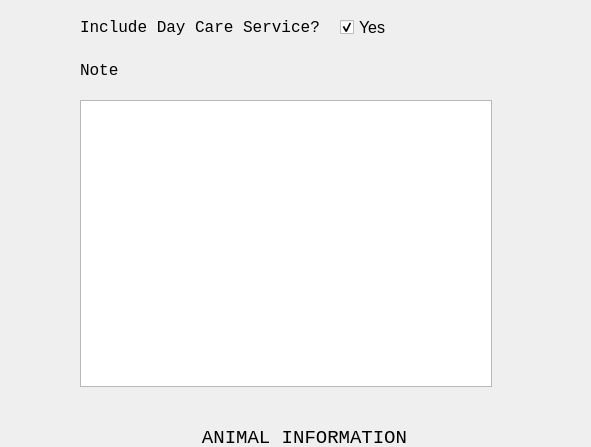
Before: the Qt Designer form AppointmentCreateUI.ui in ASNaeem/Simple-VCMS, drawn with Qt 5; both pictures show x 437 to 1028 and y 138 to 585 of the 1028 by 1067 pixel window.
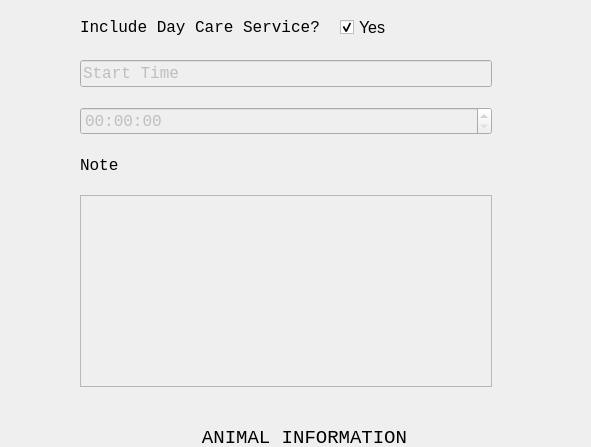
After: the same form once the commit is applied.

Commit message: create_appointment maybe done.. check

```diff
--- a/AppointmentCreateUI.ui
+++ b/AppointmentCreateUI.ui
@@ -325,7 +325,7 @@
          </spacer>
         </item>
         <item>
-         <layout class="QGridLayout" name="gridLayout_Day_care" rowstretch="0,0,0,0,0" columnstretch="4,0">
+         <layout class="QGridLayout" name="gridLayout_Day_care" rowstretch="0,0,0,0,0,0" columnstretch="4,0">
           <property name="leftMargin">
            <number>0</number>
           </property>
@@ -338,32 +338,6 @@
           <property name="verticalSpacing">
            <number>20</number>
           </property>
-          <item row="3" column="0">
-           <widget class="QLabel" name="label_20">
-            <property name="font">
-             <font>
-              <family>Courier New</family>
-              <pointsize>12</pointsize>
-             </font>
-            </property>
-            <property name="text">
-             <string>Note</string>
-            </property>
-           </widget>
-          </item>
-          <item row="3" column="1">
-           <spacer name="horizontalSpacer_2">
-            <property name="orientation">
-             <enum>Qt::Horizontal</enum>
-            </property>
-            <property name="sizeHint" stdset="0">
-             <size>
-              <width>40</width>
-              <height>20</height>
-             </size>
-            </property>
-           </spacer>
-          </item>
           <item row="1" column="0">
            <layout class="QHBoxLayout" name="horizontalLayout_9" stretch="0,0,1">
             <property name="spacing">
@@ -437,7 +411,36 @@
            </layout>
           </item>
           <item row="4" column="0">
+           <widget class="QLabel" name="label_20">
+            <property name="font">
+             <font>
+              <family>Courier New</family>
+              <pointsize>12</pointsize>
+             </font>
+            </property>
+            <property name="text">
+             <string>Note</string>
+            </property>
+           </widget>
+          </item>
+          <item row="4" column="1">
+           <spacer name="horizontalSpacer_2">
+            <property name="orientation">
+             <enum>Qt::Horizontal</enum>
+            </property>
+            <property name="sizeHint" stdset="0">
+             <size>
+              <width>40</width>
+              <height>20</height>
+             </size>
+            </property>
+           </spacer>
+          </item>
+          <item row="5" column="0">
            <widget class="QTextEdit" name="text_note">
+            <property name="enabled">
+             <bool>false</bool>
+            </property>
             <property name="font">
              <font>
               <family>Courier New</family>
@@ -446,6 +449,38 @@
             </property>
            </widget>
           </item>
+          <item row="3" column="0">
+           <widget class="QTimeEdit" name="stime_appt">
+            <property name="enabled">
+             <bool>false</bool>
+            </property>
+            <property name="font">
+             <font>
+              <family>Courier New</family>
+              <pointsize>12</pointsize>
+             </font>
+            </property>
+            <property name="displayFormat">
+             <string>HH:mm:ss</string>
+            </property>
+           </widget>
+          </item>
+          <item row="2" column="0">
+           <widget class="QLineEdit" name="line_stime">
+            <property name="enabled">
+             <bool>false</bool>
+            </property>
+            <property name="font">
+             <font>
+              <family>Courier New</family>
+              <pointsize>12</pointsize>
+             </font>
+            </property>
+            <property name="text">
+             <string>Start Time</string>
+            </property>
+           </widget>
+          </item>
          </layout>
         </item>
        </layout>
```
Left out of the diff: 193 changed lines with no effect on the pictures. The commit also changes 2 other files.
